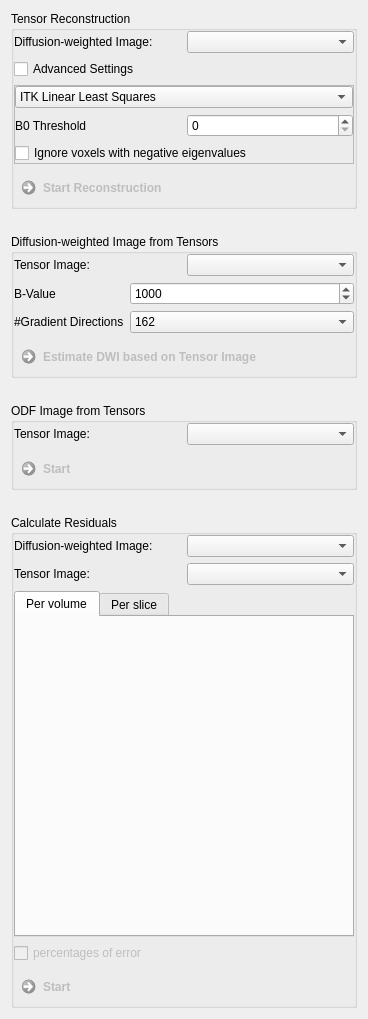
First picture: the form in Plugins/org.mitk.gui.qt.diffusionimaging.reconstruction/src/internal/QmitkTensorReconstructionViewControls.ui, repository MITK/MITK, before the edit.
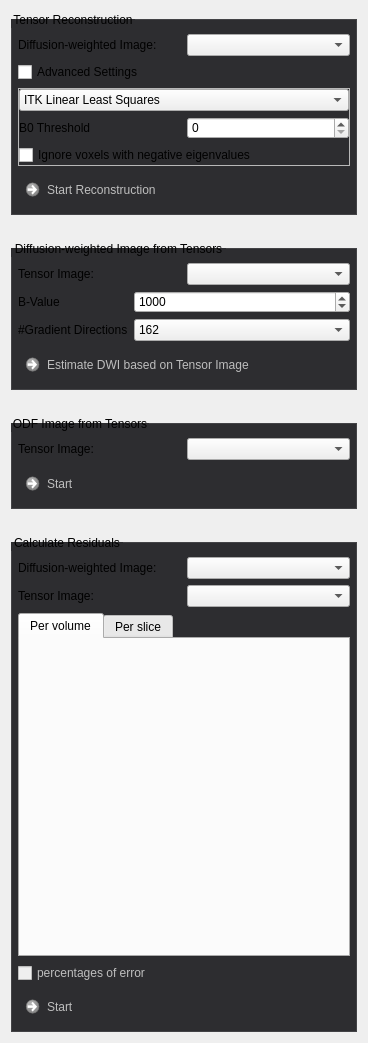
Second picture: the form after the edit. Custom widgets are drawn as their Qt base class.

Commit message: Update diffusion view style

Patch:
```diff
--- a/Plugins/org.mitk.gui.qt.diffusionimaging.reconstruction/src/internal/QmitkTensorReconstructionViewControls.ui
+++ b/Plugins/org.mitk.gui.qt.diffusionimaging.reconstruction/src/internal/QmitkTensorReconstructionViewControls.ui
@@ -22,6 +22,43 @@
   <property name="windowTitle">
    <string>QmitkTensorReconstructionViewControls</string>
   </property>
+  <property name="styleSheet">
+   <string>QCommandLinkButton {
+  font-weight: normal;
+}
+
+QCommandLinkButton:disabled {
+  border: none;
+  font-weight: lighter;
+}
+
+QToolBox::tab {
+  border: 1px solid #434346;
+  font-weight: bold;
+}
+
+QToolBox::tab:hover {
+  background-color: #434346;
+  font-weight: bold;
+}
+
+QToolBox::tab:selected {
+  background-color: #1c97ea;
+  border: 1px solid #1c97ea;
+  font-weight: bold;
+}
+
+QGroupBox {
+  border: 1px solid #434346;
+  background-color: #2d2d30;
+  margin-top: 8px;
+  padding-top: 8px;
+}
+
+QGroupBox, QGroupBox:disabled {
+  background-color: #2d2d30;
+}</string>
+  </property>
   <layout class="QGridLayout" name="gridLayout_5">
    <property name="verticalSpacing">
     <number>25</number>
@@ -33,16 +70,16 @@
      </property>
      <layout class="QGridLayout" name="gridLayout_8">
       <property name="leftMargin">
-       <number>0</number>
+       <number>6</number>
       </property>
       <property name="topMargin">
-       <number>0</number>
+       <number>6</number>
       </property>
       <property name="rightMargin">
-       <number>0</number>
+       <number>6</number>
       </property>
       <property name="bottomMargin">
-       <number>0</number>
+       <number>6</number>
       </property>
       <item row="1" column="0">
        <widget class="QCommandLinkButton" name="m_TensorsToOdfButton">
@@ -107,16 +144,16 @@
      </property>
      <layout class="QGridLayout" name="gridLayout_6">
       <property name="leftMargin">
-       <number>0</number>
+       <number>6</number>
       </property>
       <property name="topMargin">
-       <number>0</number>
+       <number>6</number>
       </property>
       <property name="rightMargin">
-       <number>0</number>
+       <number>6</number>
       </property>
       <property name="bottomMargin">
-       <number>0</number>
+       <number>6</number>
       </property>
       <item row="2" column="0">
        <widget class="QCommandLinkButton" name="m_TensorsToDWIButton">
@@ -316,16 +353,16 @@
      </property>
      <layout class="QGridLayout" name="gridLayout_2">
       <property name="leftMargin">
-       <number>0</number>
+       <number>6</number>
       </property>
       <property name="topMargin">
-       <number>0</number>
+       <number>6</number>
       </property>
       <property name="rightMargin">
-       <number>0</number>
+       <number>6</number>
       </property>
       <property name="bottomMargin">
-       <number>0</number>
+       <number>6</number>
       </property>
       <property name="horizontalSpacing">
        <number>6</number>
@@ -553,16 +590,16 @@
      </property>
      <layout class="QGridLayout" name="gridLayout_7">
       <property name="leftMargin">
-       <number>0</number>
+       <number>6</number>
       </property>
       <property name="topMargin">
-       <number>0</number>
+       <number>6</number>
       </property>
       <property name="rightMargin">
-       <number>0</number>
+       <number>6</number>
       </property>
       <property name="bottomMargin">
-       <number>0</number>
+       <number>6</number>
       </property>
       <item row="2" column="1">
        <widget class="QCheckBox" name="m_Advanced1">
@@ -724,7 +761,7 @@
    </item>
   </layout>
  </widget>
- <layoutdefault spacing="6" margin="11"/>
+ <layoutdefault spacing="6" margin="11"></layoutdefault>
  <customwidgets>
   <customwidget>
    <class>QmitkDataStorageComboBox</class>
```
Left out of the diff: 42 changed lines with no effect on the pictures. The commit also changes 32 other files.
